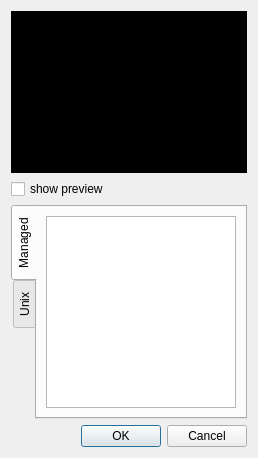
Above: src/SharedMemoryDialog.ui from markus-wa/glmixer-mirror before the change. Below: the same form after it.
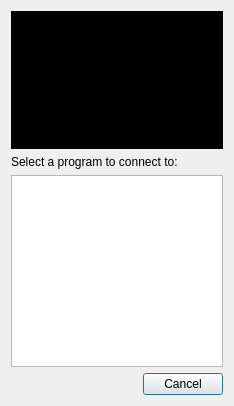
That is the form after the change. Icons and pictures are not drawn.

Commit message: Implementation of SHARED MEMORY sources & save/load in glm files. + Integration of Qt Exceptions for instanciation of EVERY source types. - suppression of MixSource files.

```diff
--- a/src/SharedMemoryDialog.ui
+++ b/src/SharedMemoryDialog.ui
@@ -6,8 +6,8 @@
    <rect>
     <x>0</x>
     <y>0</y>
-    <width>258</width>
-    <height>458</height>
+    <width>234</width>
+    <height>406</height>
    </rect>
   </property>
   <property name="windowTitle">
@@ -17,7 +17,7 @@
    <iconset resource="../icons.qrc">
     <normaloff>:/glmixer/icons/ram.png</normaloff>:/glmixer/icons/ram.png</iconset>
   </property>
-  <layout class="QVBoxLayout" name="verticalLayout_2">
+  <layout class="QVBoxLayout" name="verticalLayout">
    <item>
     <widget class="QLabel" name="nopreview">
      <property name="sizePolicy">
@@ -44,63 +44,50 @@
     </widget>
    </item>
    <item>
-    <widget class="QCheckBox" name="showPreview">
+    <widget class="QLabel" name="label_2">
+     <property name="sizePolicy">
+      <sizepolicy hsizetype="Preferred" vsizetype="Fixed">
+       <horstretch>0</horstretch>
+       <verstretch>0</verstretch>
+      </sizepolicy>
+     </property>
      <property name="text">
-      <string>show preview</string>
+      <string>Select a program to connect to:</string>
      </property>
     </widget>
    </item>
    <item>
-    <widget class="QTabWidget" name="shmMode">
+    <widget class="QListView" name="listExistingShm">
      <property name="sizePolicy">
-      <sizepolicy hsizetype="Expanding" vsizetype="Preferred">
+      <sizepolicy hsizetype="Expanding" vsizetype="Maximum">
        <horstretch>0</horstretch>
        <verstretch>0</verstretch>
       </sizepolicy>
      </property>
-     <property name="tabPosition">
-      <enum>QTabWidget::West</enum>
+     <property name="editTriggers">
+      <set>QAbstractItemView::NoEditTriggers</set>
      </property>
-     <property name="currentIndex">
-      <number>0</number>
+     <property name="tabKeyNavigation">
+      <bool>true</bool>
      </property>
-     <widget class="QWidget" name="tabManagedShm">
-      <attribute name="title">
-       <string>Managed</string>
-      </attribute>
-      <layout class="QVBoxLayout" name="verticalLayout">
-       <item>
-        <widget class="QListWidget" name="listManagedShm">
-         <property name="sizePolicy">
-          <sizepolicy hsizetype="Expanding" vsizetype="Preferred">
-           <horstretch>0</horstretch>
-           <verstretch>0</verstretch>
-          </sizepolicy>
-         </property>
-        </widget>
-       </item>
-      </layout>
-     </widget>
-     <widget class="QWidget" name="tabUnixShm">
-      <attribute name="title">
-       <string>Unix</string>
-      </attribute>
-      <layout class="QFormLayout" name="formLayout">
-       <item row="0" column="0">
-        <widget class="QLabel" name="keyLabel">
-         <property name="text">
-          <string>Key</string>
-         </property>
-         <property name="buddy">
-          <cstring>keyUnixShm</cstring>
-         </property>
-        </widget>
-       </item>
-       <item row="0" column="1">
-        <widget class="QLineEdit" name="keyUnixShm"/>
-       </item>
-      </layout>
-     </widget>
+     <property name="showDropIndicator" stdset="0">
+      <bool>false</bool>
+     </property>
+     <property name="dragDropMode">
+      <enum>QAbstractItemView::DragDrop</enum>
+     </property>
+     <property name="iconSize">
+      <size>
+       <width>32</width>
+       <height>32</height>
+      </size>
+     </property>
+     <property name="spacing">
+      <number>8</number>
+     </property>
+     <property name="viewMode">
+      <enum>QListView::IconMode</enum>
+     </property>
     </widget>
    </item>
    <item>
@@ -109,7 +96,7 @@
       <enum>Qt::Horizontal</enum>
      </property>
      <property name="standardButtons">
-      <set>QDialogButtonBox::Cancel|QDialogButtonBox::Ok</set>
+      <set>QDialogButtonBox::Cancel</set>
      </property>
     </widget>
    </item>
```
The commit also changes 28 other files.
